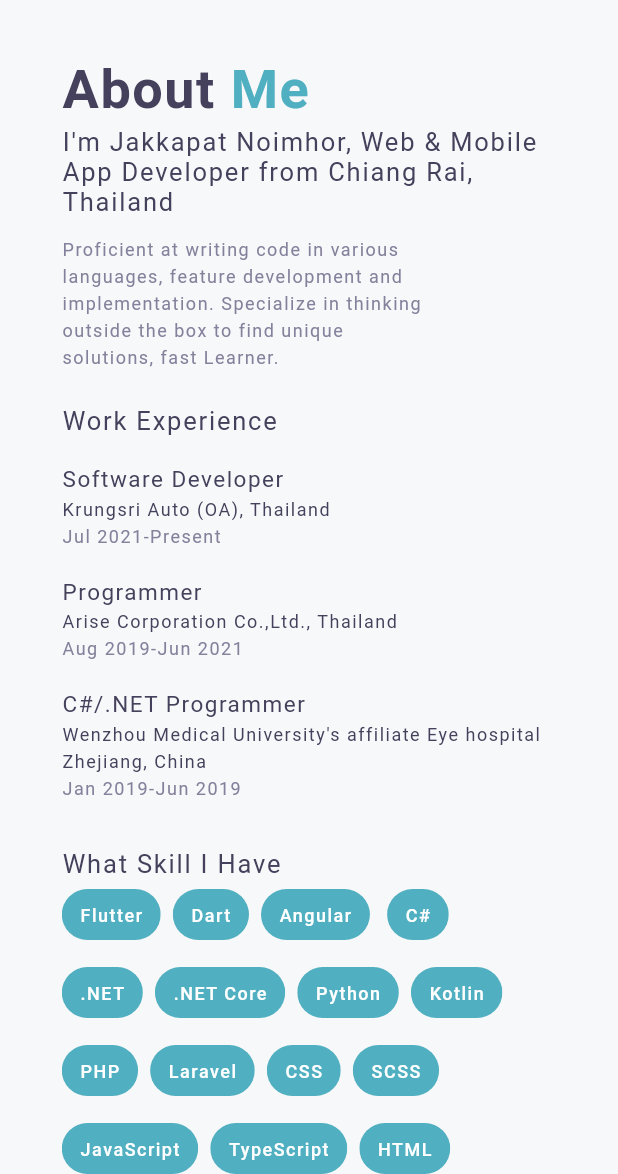
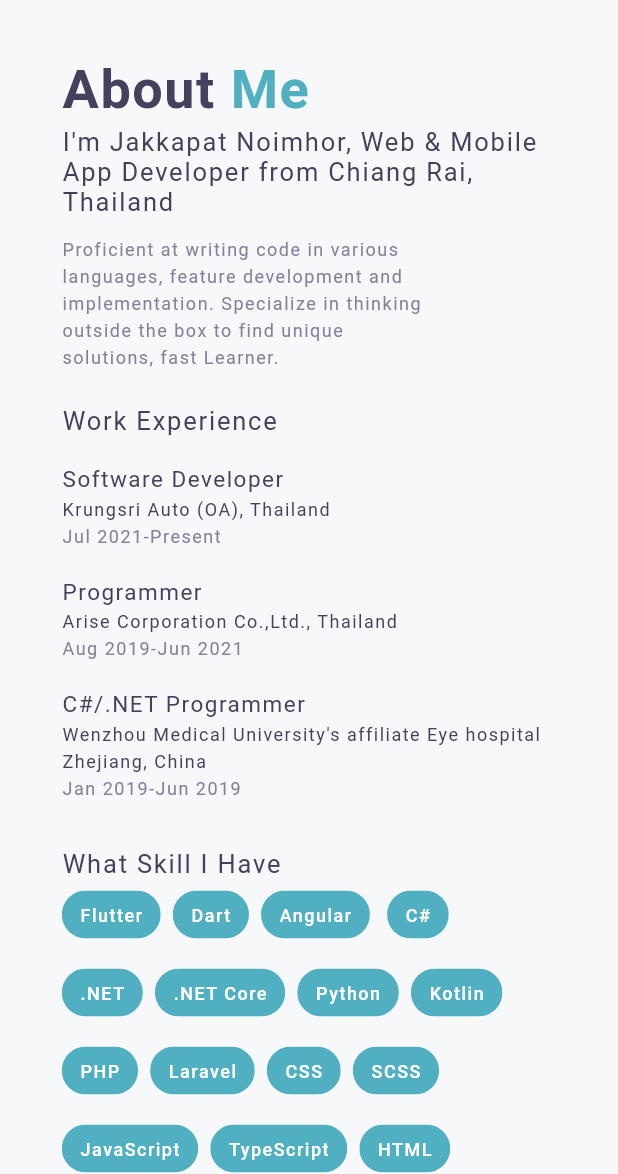
Before and after one commit to MangoStick/portfolio, a Flutter app: the screen it shows after launch, on a phone screen of 412 x 824 dp, the part 62-1236 px from its top. Run offline on Flutter 3.47's test engine with Material 2 defaults, Android fonts, the phone set to English and light mode, and no system bars; our stand-ins replace font_awesome_flutter; missing offline and left inert: dart:html; Roboto replaces fonts that are missing (NexaBold, NexaLight, ProductSans).

Commit message:
Update home.dart

```diff
--- a/lib/ui/home.dart
+++ b/lib/ui/home.dart
@@ -342,7 +342,7 @@ class HomePage extends StatelessWidget {
 
   Widget _buildSkillChip(BuildContext context, String label) {
     return Chip(
-      labelPadding: EdgeInsets.symmetric(vertical: 1, horizontal: 8),
+//       labelPadding: EdgeInsets.symmetric(vertical: 1, horizontal: 8),
       backgroundColor: Color(0xFF50AFC0),
       label: Text(
         label,
```
